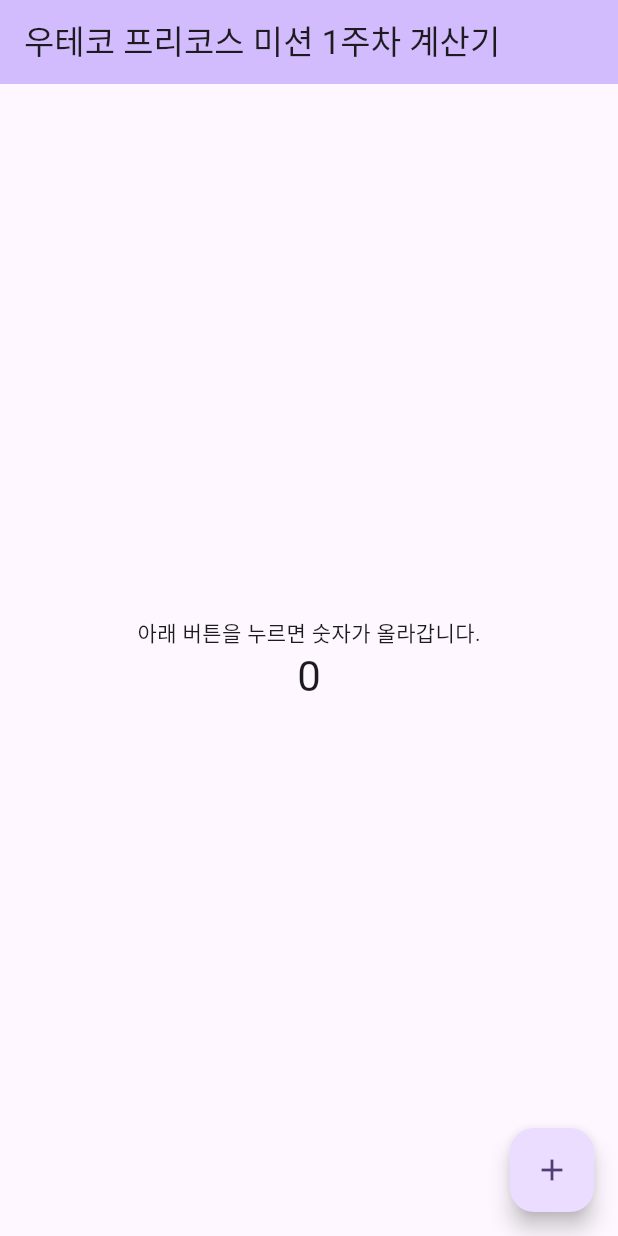
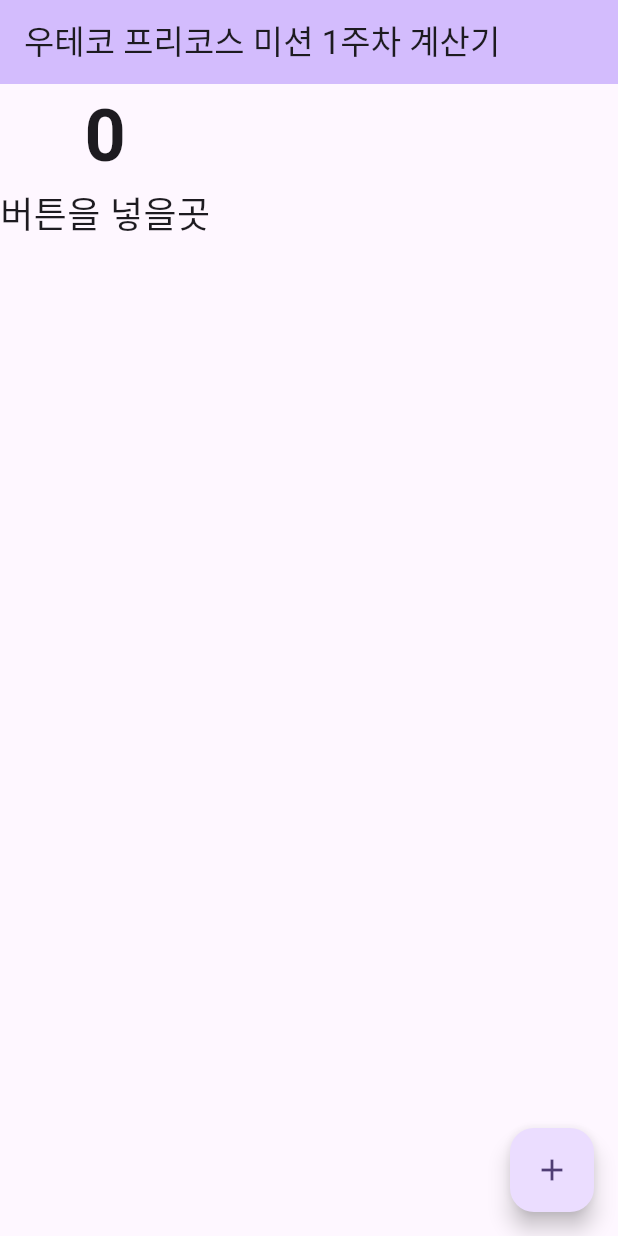
Before and after one commit to princebyun/flutter-calculator-8, a Flutter app: the screen it shows after launch, on a phone screen of 412 x 824 dp. Run offline on Flutter 3.47's test engine with Material 3 defaults, Android fonts, the phone set to English and light mode, and no system bars.

Commit message:
design : 위젯과 레이아웃 변경해보기

```diff
--- a/lib/main.dart
+++ b/lib/main.dart
@@ -85,32 +85,14 @@ class _MyHomePageState extends State<MyHomePage> {
         // the App.build method, and use it to set our appbar title.
         title: Text(widget.title),
       ),
-      body: Center(
-        // Center is a layout widget. It takes a single child and positions it
-        // in the middle of the parent.
-        child: Column(
-          // Column is also a layout widget. It takes a list of children and
-          // arranges them vertically. By default, it sizes itself to fit its
-          // children horizontally, and tries to be as tall as its parent.
-          //
-          // Column has various properties to control how it sizes itself and
-          // how it positions its children. Here we use mainAxisAlignment to
-          // center the children vertically; the main axis here is the vertical
-          // axis because Columns are vertical (the cross axis would be
-          // horizontal).
-          //
-          // TRY THIS: Invoke "debug painting" (choose the "Toggle Debug Paint"
-          // action in the IDE, or press "p" in the console), to see the
-          // wireframe for each widget.
-          mainAxisAlignment: MainAxisAlignment.center,
-          children: <Widget>[
-            const Text('아래 버튼을 누르면 숫자가 올라갑니다.'),
-            Text(
-              '$_counter',
-              style: Theme.of(context).textTheme.headlineMedium,
-            ),
-          ],
-        ),
+      body: Column(
+        children: <Widget>[
+          Text(
+            '0',
+            style: TextStyle(fontSize: 48, fontWeight: FontWeight.bold),
+          ),
+          Text('버튼을 넣을곳', style: TextStyle(fontSize: 24)),
+        ],
       ),
       floatingActionButton: FloatingActionButton(
         onPressed: _incrementCounter,
```
